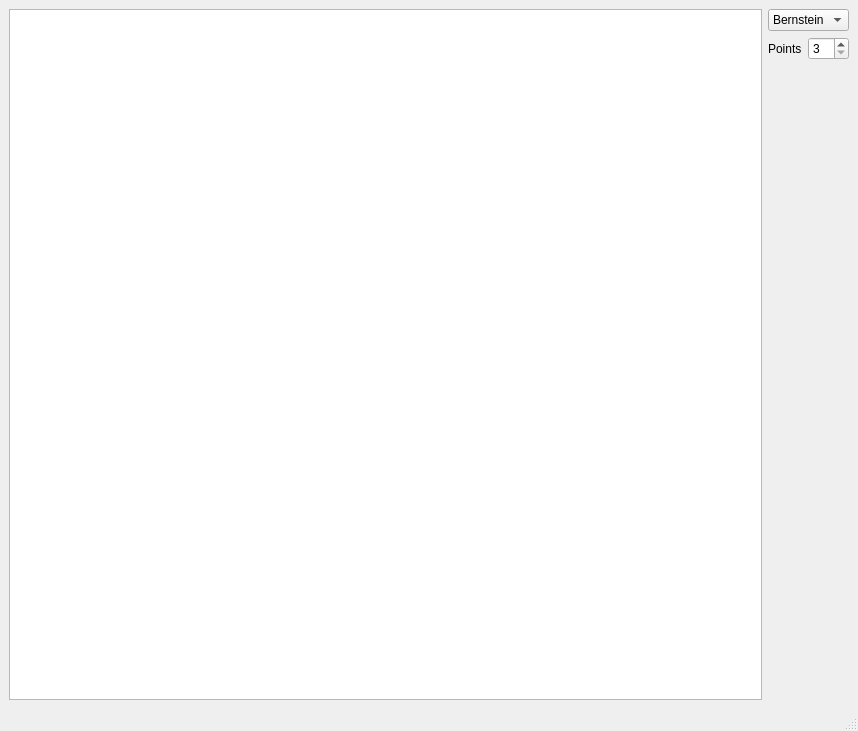
faalbers/CurvePlot, file MainWindow.ui: the form before one commit.
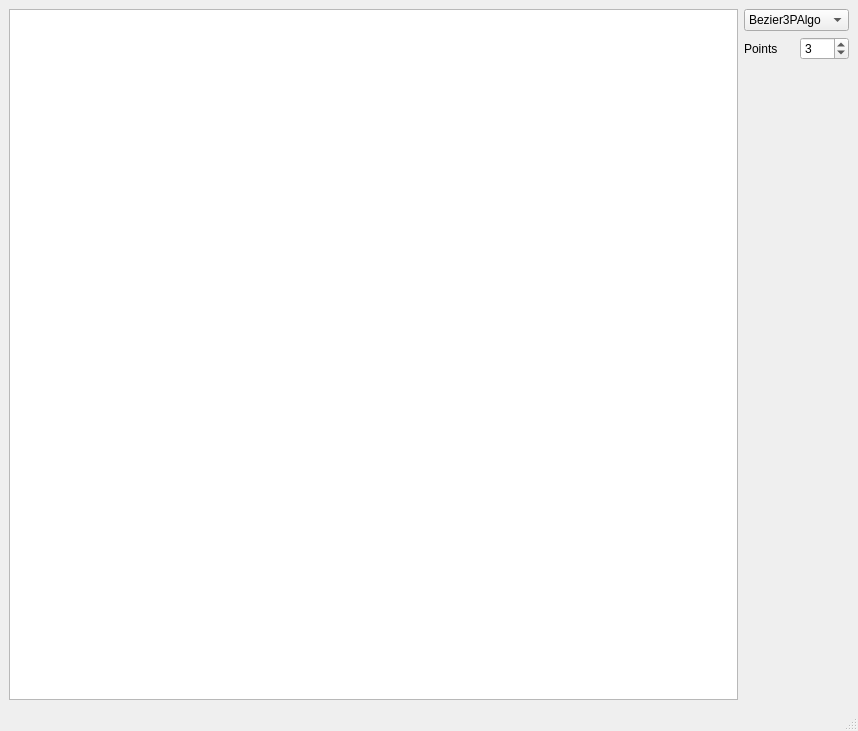
The form after the commit.

Commit message: Bezier works with points changing

What changed in the file:
```diff
--- a/MainWindow.ui
+++ b/MainWindow.ui
@@ -24,7 +24,17 @@
        <widget class="QComboBox" name="curveType">
         <item>
          <property name="text">
-          <string>Bernstein</string>
+          <string>Bezier3PAlgo</string>
+         </property>
+        </item>
+        <item>
+         <property name="text">
+          <string>Bezier4PAlgo</string>
+         </property>
+        </item>
+        <item>
+         <property name="text">
+          <string>Bezier</string>
          </property>
         </item>
         <item>
@@ -49,11 +59,14 @@
            <string/>
           </property>
           <property name="minimum">
-           <number>3</number>
+           <number>2</number>
           </property>
           <property name="maximum">
            <number>97</number>
           </property>
+          <property name="value">
+           <number>3</number>
+          </property>
          </widget>
         </item>
        </layout>
```
The commit also changes 11 other files.
